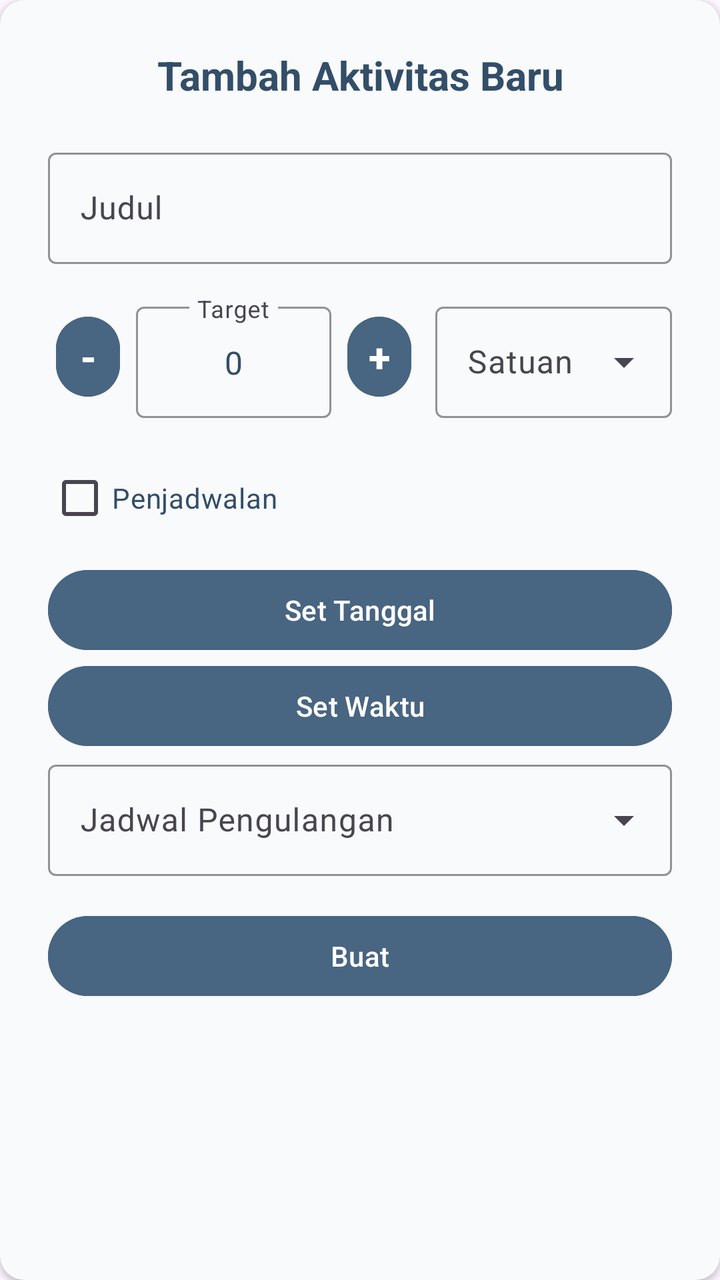
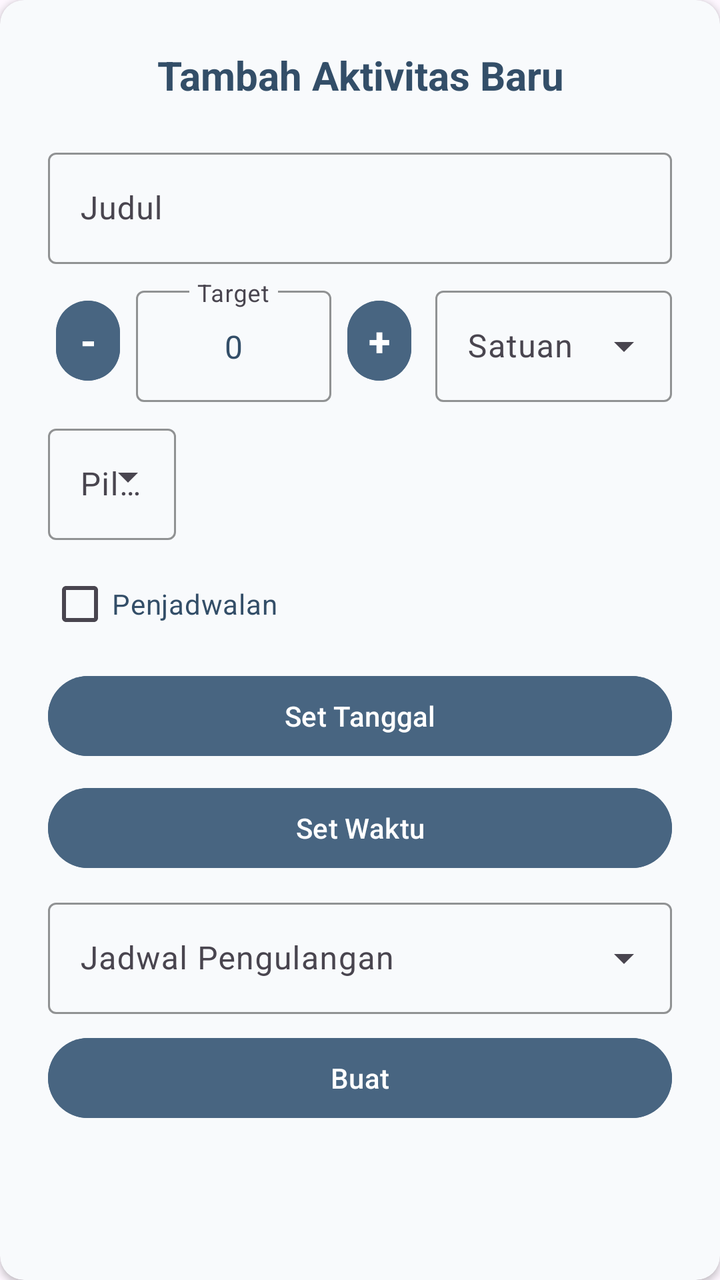

Compare the two renders of this Android layout. The source of the first and the diff that turns it into the second are given below.
<!-- AndroidManifest.xml: application theme Theme.Tiasakeun -->
<!-- res/layout/dialog_add_activity.xml -->
<?xml version="1.0" encoding="utf-8"?>
<androidx.cardview.widget.CardView xmlns:android="http://schemas.android.com/apk/res/android"
    xmlns:app="http://schemas.android.com/apk/res-auto"
    android:layout_width="match_parent"
    android:layout_height="wrap_content"
    xmlns:tools="http://schemas.android.com/tools"
    android:layout_marginHorizontal="16dp"
    android:layout_marginVertical="8dp"
    app:cardCornerRadius="12dp"
    app:cardElevation="2dp"
    app:cardBackgroundColor="@color/surface_card">
    <LinearLayout
        android:orientation="vertical"
        android:layout_width="match_parent"
        android:layout_height="wrap_content"
        android:padding="24dp"
        android:layout_gravity="center_horizontal">

        <TextView
            android:layout_width="match_parent"
            android:layout_height="wrap_content"
            android:text="@string/add_new_activity"
            android:textSize="20sp"
            android:textStyle="bold"
            android:textColor="@color/primary_text"
            android:layout_marginBottom="20dp"
            android:gravity="center_horizontal"/>

        <com.google.android.material.textfield.TextInputLayout
            android:layout_width="match_parent"
            android:layout_height="wrap_content"
            android:hint="@string/title"
            style="@style/Widget.Material3.TextInputLayout.OutlinedBox"
            android:layout_marginBottom="16dp"
            app:boxStrokeColor="@color/accent_blue"
            app:hintTextColor="@color/accent_blue">

            <com.google.android.material.textfield.TextInputEditText
                android:id="@+id/etActivityTitle"
                android:layout_width="match_parent"
                android:layout_height="wrap_content"
                android:inputType="textPersonName"
                android:textColor="@color/primary_text"/>
        </com.google.android.material.textfield.TextInputLayout>

        <com.google.android.material.textfield.TextInputLayout
            style="@style/Widget.Material3.TextInputLayout.OutlinedBox.ExposedDropdownMenu"
            android:layout_width="match_parent"
            android:layout_height="wrap_content"
            android:hint="@string/type"
            android:layout_marginBottom="16dp"
            app:boxStrokeColor="@color/accent_blue"
            app:hintTextColor="@color/accent_blue"
            android:visibility="gone">

            <com.google.android.material.textfield.MaterialAutoCompleteTextView
                android:id="@+id/spinnerType"
                android:layout_width="match_parent"
                android:layout_height="wrap_content"
                android:inputType="none"
                android:textColor="@color/primary_text"/>

        </com.google.android.material.textfield.TextInputLayout>

        <LinearLayout
            android:layout_width="match_parent"
            android:layout_height="wrap_content"
            android:orientation="horizontal"
            android:gravity="center_vertical"
            android:layout_marginBottom="16dp">
            <LinearLayout
                android:layout_width="0dp"
                android:layout_height="wrap_content"
                android:layout_weight="1.1"
                android:orientation="horizontal"
                android:gravity="center_vertical"
                android:layout_marginEnd="8dp">

                <com.google.android.material.button.MaterialButton
                    android:id="@+id/btnTotalMinus"
                    style="@style/Widget.Material3.Button.IconButton.Filled"
                    android:layout_width="40dp"
                    android:layout_height="40dp"
                    android:text="-"
                    android:textSize="20sp"
                    android:textStyle="bold"
                    android:gravity="center"
                    android:padding="0dp"
                    android:insetTop="0dp"
                    android:insetBottom="0dp"
                    app:shapeAppearanceOverlay="@style/ShapeAppearance.Material3.Corner.Full"
                    android:backgroundTint="@color/accent_blue"/>

                <com.google.android.material.textfield.TextInputLayout
                    style="@style/Widget.Material3.TextInputLayout.OutlinedBox"
                    android:layout_width="0dp"
                    android:layout_height="wrap_content"
                    android:layout_weight="1"
                    android:hint="@string/target"
                    android:layout_marginHorizontal="4dp"
                    app:boxStrokeColor="@color/accent_blue">
                    <com.google.android.material.textfield.TextInputEditText
                        android:id="@+id/etTotal"
                        android:layout_width="match_parent"
                        android:layout_height="wrap_content"
                        android:inputType="number"
                        android:text="0"
                        android:gravity="center"
                        android:textColor="@color/primary_text"/>
                </com.google.android.material.textfield.TextInputLayout>

                <com.google.android.material.button.MaterialButton
                    android:id="@+id/btnTotalPlus"
                    style="@style/Widget.Material3.Button.IconButton.Filled"
                    android:layout_width="40dp"
                    android:layout_height="40dp"
                    android:text="+"
                    android:textSize="20sp"
                    android:textStyle="bold"
                    android:gravity="center"
                    android:padding="0dp"
                    android:insetTop="0dp"
                    android:insetBottom="0dp"
                    app:shapeAppearanceOverlay="@style/ShapeAppearance.Material3.Corner.Full"
                    android:backgroundTint="@color/accent_blue"/>
            </LinearLayout>

            <com.google.android.material.textfield.TextInputLayout
                style="@style/Widget.Material3.TextInputLayout.OutlinedBox.ExposedDropdownMenu"
                android:layout_width="0dp"
                android:layout_height="wrap_content"
                android:layout_weight="0.7"
                android:hint="Satuan"
                app:boxStrokeColor="@color/accent_blue"
                app:hintTextColor="@color/accent_blue">
                <com.google.android.material.textfield.MaterialAutoCompleteTextView
                    android:id="@+id/spinnerUnit"
                    android:layout_width="match_parent"
                    android:layout_height="wrap_content"
                    android:inputType="none"
                    android:textColor="@color/primary_text"/>
            </com.google.android.material.textfield.TextInputLayout>
        </LinearLayout>

        <com.google.android.material.checkbox.MaterialCheckBox
            android:id="@+id/cbSchedule"
            android:layout_width="wrap_content"
            android:layout_height="wrap_content"
            android:layout_gravity="center_vertical"
            android:textColor="@color/primary_text"
            android:text="@string/schedule"
            android:layout_marginBottom="8dp"/>

        <com.google.android.material.button.MaterialButton
            android:id="@+id/btnDateActivity"
            android:layout_width="match_parent"
            android:layout_height="wrap_content"
            android:backgroundTint="@color/accent_blue"
            android:text="@string/set_date"
            android:paddingHorizontal="24dp"
            tools:ignore="MissingConstraints"/>

        <com.google.android.material.button.MaterialButton
            android:id="@+id/btnTimeActivity"
            android:layout_width="match_parent"
            android:layout_height="wrap_content"
            android:backgroundTint="@color/accent_blue"
            android:text="@string/set_time"
            android:paddingHorizontal="24dp"
            tools:ignore="MissingConstraints"/>

        <com.google.android.material.textfield.TextInputLayout
            android:id="@+id/spinnerScheduleLayout"
            style="@style/Widget.Material3.TextInputLayout.OutlinedBox.ExposedDropdownMenu"
            android:layout_width="match_parent"
            android:layout_height="wrap_content"
            android:hint="Jadwal Pengulangan"
            android:layout_marginBottom="16dp"
            app:boxStrokeColor="@color/accent_blue"
            app:hintTextColor="@color/accent_blue">
            <com.google.android.material.textfield.MaterialAutoCompleteTextView
                android:id="@+id/spinnerSchedule"
                android:layout_width="match_parent"
                android:layout_height="wrap_content"
                android:inputType="none"
                android:textColor="@color/primary_text"/>
        </com.google.android.material.textfield.TextInputLayout>


        <com.google.android.material.button.MaterialButton
            android:id="@+id/btnCreateActivity"
            android:layout_width="match_parent"
            android:layout_height="wrap_content"
            android:text="@string/create"
            android:backgroundTint="@color/accent_blue"
            android:paddingHorizontal="24dp"
            tools:ignore="MissingConstraints"/>
    </LinearLayout>
</androidx.cardview.widget.CardView>
<!-- resources referenced by this layout -->
<resources>
  <color name="accent_blue">#486581</color>
  <color name="primary_text">#334E68</color>
  <color name="surface_card">#F8FAFC</color>
  <string name="add_new_activity">Tambah Aktivitas Baru</string>
  <string name="create">Buat</string>
  <string name="schedule">Penjadwalan</string>
  <string name="set_date">Set Tanggal</string>
  <string name="set_time">Set Waktu</string>
  <string name="target">Target</string>
  <string name="title">Judul</string>
  <string name="type">Tipe</string>
  <style name="Theme.Tiasakeun" parent="Base.Theme.Tiasakeun" />
  <style name="Base.Theme.Tiasakeun" parent="Theme.Material3.DayNight.NoActionBar">
          
          
          <item name="colorOnSecondaryContainer">@color/white</item>
      </style>
  <color name="white">#FFFFFFFF</color>
</resources>

<!-- the commit's change to res/layout/dialog_add_activity.xml (unified diff, before → after) -->
@@ -31,7 +31,7 @@
             android:layout_height="wrap_content"
             android:hint="@string/title"
             style="@style/Widget.Material3.TextInputLayout.OutlinedBox"
-            android:layout_marginBottom="16dp"
+            android:layout_marginBottom="8dp"
             app:boxStrokeColor="@color/accent_blue"
             app:hintTextColor="@color/accent_blue">
 
@@ -48,7 +48,7 @@
             android:layout_width="match_parent"
             android:layout_height="wrap_content"
             android:hint="@string/type"
-            android:layout_marginBottom="16dp"
+            android:layout_marginBottom="8dp"
             app:boxStrokeColor="@color/accent_blue"
             app:hintTextColor="@color/accent_blue"
             android:visibility="gone">
@@ -67,7 +67,7 @@
             android:layout_height="wrap_content"
             android:orientation="horizontal"
             android:gravity="center_vertical"
-            android:layout_marginBottom="16dp">
+            android:layout_marginBottom="8dp">
             <LinearLayout
                 android:layout_width="0dp"
                 android:layout_height="wrap_content"
@@ -142,6 +142,22 @@
             </com.google.android.material.textfield.TextInputLayout>
         </LinearLayout>
 
+        <com.google.android.material.textfield.TextInputLayout
+            style="@style/Widget.Material3.TextInputLayout.OutlinedBox.ExposedDropdownMenu"
+            android:layout_width="wrap_content"
+            android:layout_height="wrap_content"
+            android:hint="@string/choose_icon"
+            android:layout_marginBottom="8dp"
+            app:boxStrokeColor="@color/accent_blue"
+            app:hintTextColor="@color/accent_blue">
+            <com.google.android.material.textfield.MaterialAutoCompleteTextView
+                android:id="@+id/spinnerIcon"
+                android:layout_width="wrap_content"
+                android:layout_height="wrap_content"
+                android:minWidth="64dp"
+                android:inputType="none" />
+        </com.google.android.material.textfield.TextInputLayout>
+
         <com.google.android.material.checkbox.MaterialCheckBox
             android:id="@+id/cbSchedule"
             android:layout_width="wrap_content"
@@ -158,7 +174,8 @@
             android:backgroundTint="@color/accent_blue"
             android:text="@string/set_date"
             android:paddingHorizontal="24dp"
-            tools:ignore="MissingConstraints"/>
+            tools:ignore="MissingConstraints"
+            android:layout_marginBottom="8dp"/>
 
         <com.google.android.material.button.MaterialButton
             android:id="@+id/btnTimeActivity"
@@ -167,15 +184,16 @@
             android:backgroundTint="@color/accent_blue"
             android:text="@string/set_time"
             android:paddingHorizontal="24dp"
-            tools:ignore="MissingConstraints"/>
+            tools:ignore="MissingConstraints"
+            android:layout_marginBottom="8dp"/>
 
         <com.google.android.material.textfield.TextInputLayout
             android:id="@+id/spinnerScheduleLayout"
             style="@style/Widget.Material3.TextInputLayout.OutlinedBox.ExposedDropdownMenu"
             android:layout_width="match_parent"
             android:layout_height="wrap_content"
-            android:hint="Jadwal Pengulangan"
-            android:layout_marginBottom="16dp"
+            android:hint="@string/schedule_date"
+            android:layout_marginBottom="8dp"
             app:boxStrokeColor="@color/accent_blue"
             app:hintTextColor="@color/accent_blue">
             <com.google.android.material.textfield.MaterialAutoCompleteTextView
@@ -194,6 +212,7 @@
             android:text="@string/create"
             android:backgroundTint="@color/accent_blue"
             android:paddingHorizontal="24dp"
+            android:layout_marginBottom="8dp"
             tools:ignore="MissingConstraints"/>
     </LinearLayout>
 </androidx.cardview.widget.CardView>
<!-- resource entries referenced after the edit -->
@@ -4,8 +4,10 @@
   <color name="primary_text">#334E68</color>
   <color name="surface_card">#F8FAFC</color>
   <string name="add_new_activity">Tambah Aktivitas Baru</string>
+  <string name="choose_icon">Pilih icon</string>
   <string name="create">Buat</string>
   <string name="schedule">Penjadwalan</string>
+  <string name="schedule_date">Jadwal Pengulangan</string>
   <string name="set_date">Set Tanggal</string>
   <string name="set_time">Set Waktu</string>
   <string name="target">Target</string>
